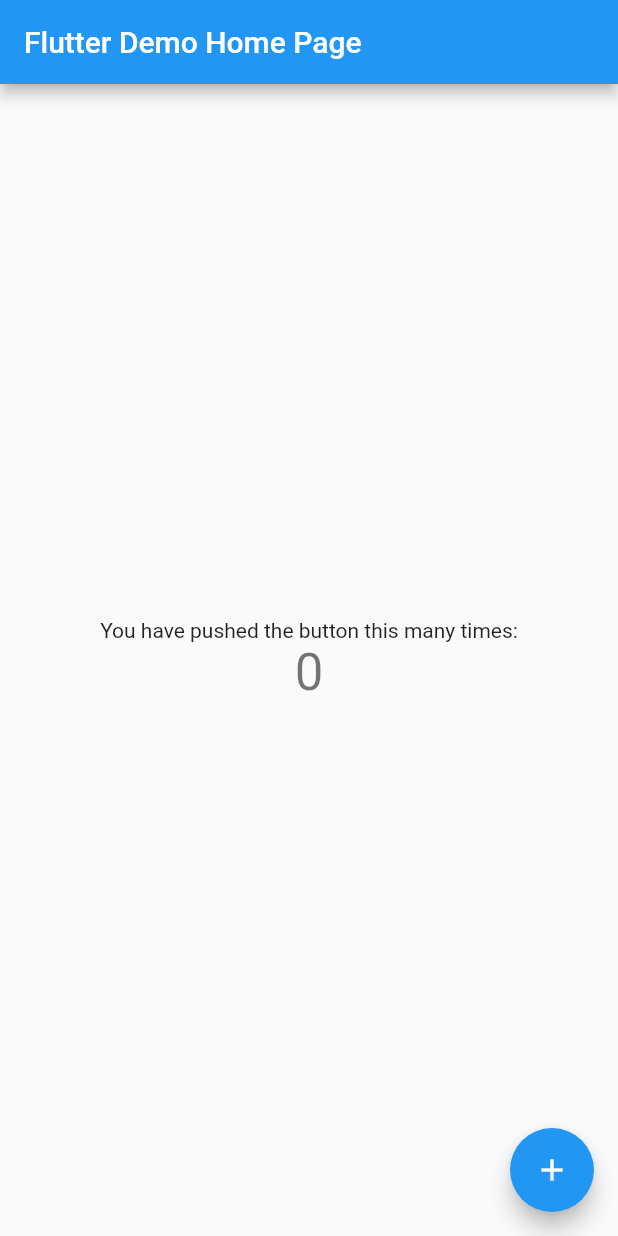
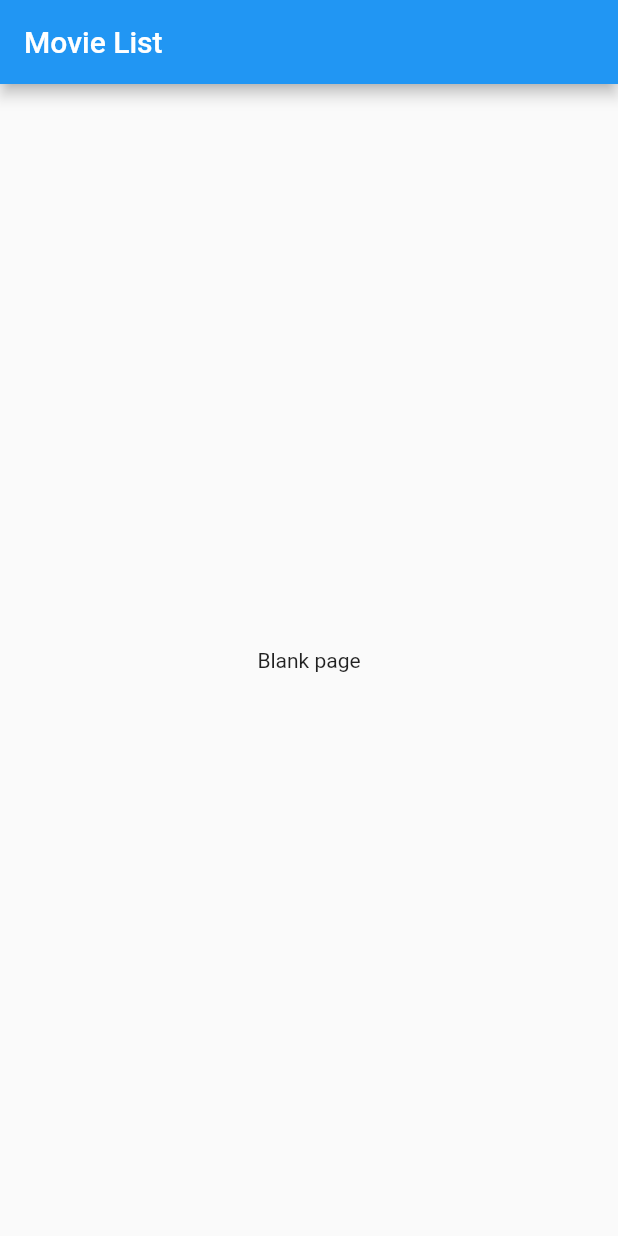
Before and after one commit to rezkyauliapratama/flutter-GDG-Depok-event2019, a Flutter app: the screen it shows after launch, on a phone screen of 412 x 824 dp. Run offline on Flutter 3.47's test engine with Material 2 defaults, Android fonts, the phone set to English and light mode, and no system bars.

Commit message:
Create blank page and header bar

```diff
--- a/lib/main.dart
+++ b/lib/main.dart
@@ -1,111 +1,4 @@
 import 'package:flutter/material.dart';
+import 'package:gdg_depok_2019_beginner/presenter/app.dart';
 
-void main() => runApp(MyApp());
-
-class MyApp extends StatelessWidget {
-  // This widget is the root of your application.
-  @override
-  Widget build(BuildContext context) {
-    return MaterialApp(
-      title: 'Flutter Demo',
-      theme: ThemeData(
-        // This is the theme of your application.
-        //
-        // Try running your application with "flutter run". You'll see the
-        // application has a blue toolbar. Then, without quitting the app, try
-        // changing the primarySwatch below to Colors.green and then invoke
-        // "hot reload" (press "r" in the console where you ran "flutter run",
-        // or simply save your changes to "hot reload" in a Flutter IDE).
-        // Notice that the counter didn't reset back to zero; the application
-        // is not restarted.
-        primarySwatch: Colors.blue,
-      ),
-      home: MyHomePage(title: 'Flutter Demo Home Page'),
-    );
-  }
-}
-
-class MyHomePage extends StatefulWidget {
-  MyHomePage({Key key, this.title}) : super(key: key);
-
-  // This widget is the home page of your application. It is stateful, meaning
-  // that it has a State object (defined below) that contains fields that affect
-  // how it looks.
-
-  // This class is the configuration for the state. It holds the values (in this
-  // case the title) provided by the parent (in this case the App widget) and
-  // used by the build method of the State. Fields in a Widget subclass are
-  // always marked "final".
-
-  final String title;
-
-  @override
-  _MyHomePageState createState() => _MyHomePageState();
-}
-
-class _MyHomePageState extends State<MyHomePage> {
-  int _counter = 0;
-
-  void _incrementCounter() {
-    setState(() {
-      // This call to setState tells the Flutter framework that something has
-      // changed in this State, which causes it to rerun the build method below
-      // so that the display can reflect the updated values. If we changed
-      // _counter without calling setState(), then the build method would not be
-      // called again, and so nothing would appear to happen.
-      _counter++;
-    });
-  }
-
-  @override
-  Widget build(BuildContext context) {
-    // This method is rerun every time setState is called, for instance as done
-    // by the _incrementCounter method above.
-    //
-    // The Flutter framework has been optimized to make rerunning build methods
-    // fast, so that you can just rebuild anything that needs updating rather
-    // than having to individually change instances of widgets.
-    return Scaffold(
-      appBar: AppBar(
-        // Here we take the value from the MyHomePage object that was created by
-        // the App.build method, and use it to set our appbar title.
-        title: Text(widget.title),
-      ),
-      body: Center(
-        // Center is a layout widget. It takes a single child and positions it
-        // in the middle of the parent.
-        child: Column(
-          // Column is also layout widget. It takes a list of children and
-          // arranges them vertically. By default, it sizes itself to fit its
-          // children horizontally, and tries to be as tall as its parent.
-          //
-          // Invoke "debug painting" (press "p" in the console, choose the
-          // "Toggle Debug Paint" action from the Flutter Inspector in Android
-          // Studio, or the "Toggle Debug Paint" command in Visual Studio Code)
-          // to see the wireframe for each widget.
-          //
-          // Column has various properties to control how it sizes itself and
-          // how it positions its children. Here we use mainAxisAlignment to
-          // center the children vertically; the main axis here is the vertical
-          // axis because Columns are vertical (the cross axis would be
-          // horizontal).
-          mainAxisAlignment: MainAxisAlignment.center,
-          children: <Widget>[
-            Text(
-              'You have pushed the button this many times:',
-            ),
-            Text(
-              '$_counter',
-              style: Theme.of(context).textTheme.display1,
-            ),
-          ],
-        ),
-      ),
-      floatingActionButton: FloatingActionButton(
-        onPressed: _incrementCounter,
-        tooltip: 'Increment',
-        child: Icon(Icons.add),
-      ), // This trailing comma makes auto-formatting nicer for build methods.
-    );
-  }
-}
+void main() => runApp(App());
--- /dev/null
+++ b/lib/presenter/app.dart
@@ -0,0 +1,15 @@
+
+import 'package:flutter/material.dart';
+
+import 'movie_list.dart';
+
+class App extends StatelessWidget {
+
+  @override
+  Widget build(BuildContext context) {
+    return MaterialApp(
+      title: "Movies DB",
+      home: MovieListView()
+    );
+  }
+}
--- /dev/null
+++ b/lib/presenter/movie_list.dart
@@ -0,0 +1,32 @@
+
+
+import 'package:flutter/material.dart';
+
+class MovieListView extends StatelessWidget {
+
+  @override
+  Widget build(BuildContext context) {
+    return Scaffold(
+      appBar: AppBar(
+        title: Text("Movie List"),
+      ),
+      body: BlankPage(),
+    );
+  }
+
+}
+
+/*
+* Widget for blank page
+*/
+class BlankPage extends StatelessWidget {
+
+  @override
+  Widget build(BuildContext context) {
+    return Container(
+      child: Center(
+        child: Text("Blank page"),
+      ),
+    );
+  }
+}
```
Also changed, not shown: 1 other file.
